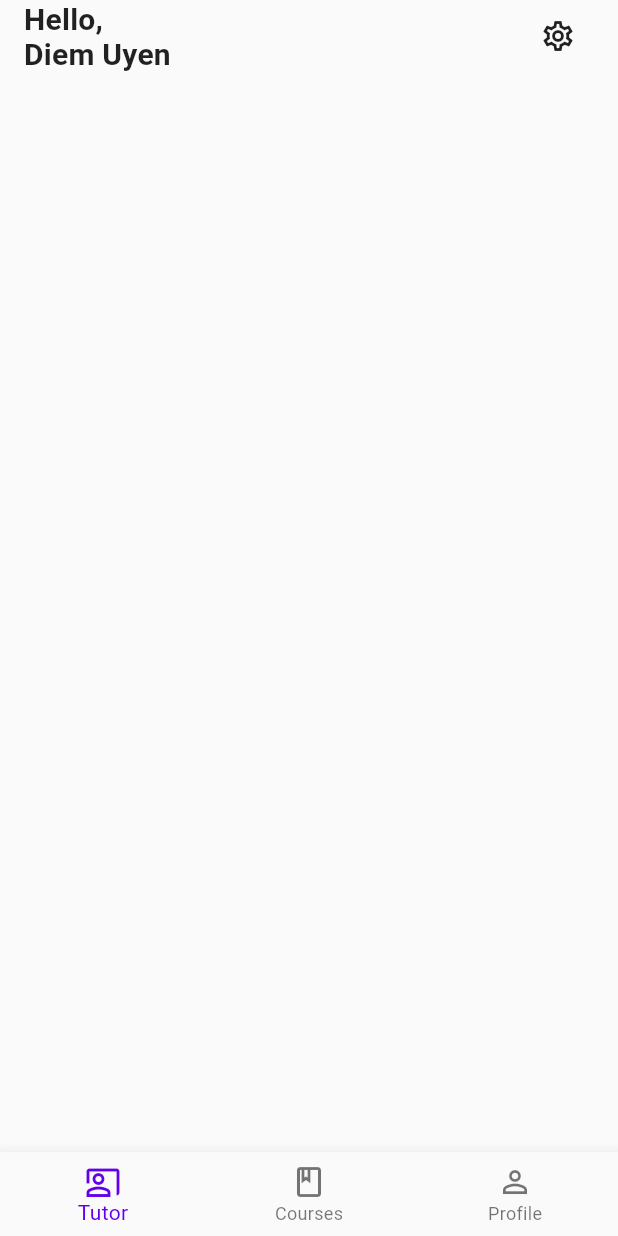
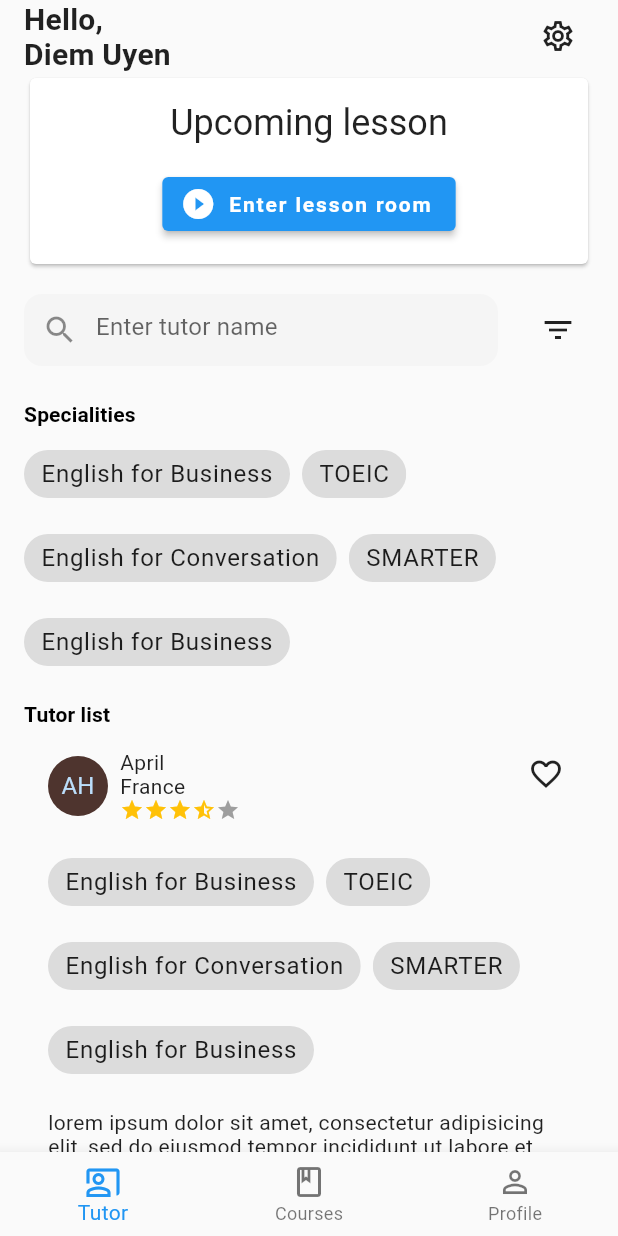
Before and after one commit to DiemUyen/CSC13118_LetTutor, a Flutter app: the screen it shows after launch, on a phone screen of 412 x 824 dp. Run offline on Flutter 3.47's test engine with Material 2 defaults, Android fonts, the phone set to English and light mode, and no system bars; drawn by our look-alikes of flutter_rating_bar; missing offline and left inert: flutter_rounded_date_picker.

Commit message:
Draft Tutor home page

```diff
--- a/let_tutor/lib/main.dart
+++ b/let_tutor/lib/main.dart
@@ -2,9 +2,11 @@
 import 'package:let_tutor/routes/authentication/forgot_password.dart';
 import 'package:let_tutor/routes/authentication/sign_in_form.dart';
 import 'package:let_tutor/routes/authentication/sign_up_form.dart';
+import 'package:let_tutor/routes/tutor/tutor_home_page.dart';
 import 'package:let_tutor/theme/custom_theme.dart';
 import 'package:let_tutor/widgets/bottom_nav_bar.dart';
 import 'package:let_tutor/widgets/transparent_app_bar.dart';
+import 'package:let_tutor/widgets/tutor_home_card.dart';
 
 void main() {
   runApp(const MyApp());
@@ -23,10 +25,14 @@
         child: Scaffold(
           bottomNavigationBar: const BottomNavBar(),
           body: Material(
-            child: Column(
-              children: const [
-                TransparentAppBar()
-              ],
+            child: SingleChildScrollView(
+              child: Column(
+                children: const [
+                  TransparentAppBar(),
+                  //TutorHomePage(),
+                  TutorHomePage()
+                ],
+              ),
             ),
           )
         ),
--- /dev/null
+++ b/let_tutor/lib/routes/tutor/tutor_home_page.dart
@@ -0,0 +1,244 @@
+import 'package:flutter/material.dart';
+import 'package:flutter_rounded_date_picker/flutter_rounded_date_picker.dart';
+import 'package:let_tutor/widgets/search_bar.dart';
+import 'package:let_tutor/widgets/tutor_home_card.dart';
+import 'package:intl/intl.dart';
+
+var crossAxisCount = 2;
+late double width;
+late double height;
+List<String> listNationalities = <String>['Vietnamese', 'America'];
+var datePicker = 'Select a day';
+var startTimePicker = 'Start time';
+var endTimePicker = 'End time';
+var visibilityFilter = false;
+
+class TutorHomePage extends StatefulWidget {
+  const TutorHomePage({Key? key}) : super(key: key);
+
+  @override
+  State<TutorHomePage> createState() => _TutorHomePageState();
+}
+
+class _TutorHomePageState extends State<TutorHomePage> {
+  @override
+  Widget build(BuildContext context) {
+    return LayoutBuilder(builder: (context, constraints) {
+      if (constraints.maxWidth > 800) {
+        crossAxisCount = 4;
+      } else {
+        crossAxisCount = 2;
+      }
+
+      width = constraints.maxWidth;
+      height = constraints.minHeight;
+
+      return SingleChildScrollView(
+        padding: const EdgeInsets.only(left: 16, top: 0, right: 16, bottom: 0),
+        child: Column(
+          crossAxisAlignment: CrossAxisAlignment.start,
+          children: [
+            // Upcoming lesson
+            Card(
+              child: SizedBox(
+                width: constraints.maxWidth,
+                child: Padding(
+                  padding: const EdgeInsets.all(16.0),
+                  child: Column(
+                    children: [
+                      Text("Upcoming lesson", style: Theme.of(context).textTheme.headline5,),
+                      Text(""),
+                      ElevatedButton.icon(onPressed: () {}, label: Text("Enter lesson room"), icon: Icon(Icons.play_circle_fill_outlined),)
+                    ],
+                  ),
+                ),
+              ),
+            ),
+            SizedBox(height: 16,),
+            Column(
+              children: [
+                Row(
+                  children: [
+                    // Search bar
+                    Expanded(
+                      flex: 1,
+                      child: SearchBar(hintText: 'Enter tutor name')
+                    ),
+                    SizedBox(width: 16,),
+                    // Filter
+                    IconButton(icon: Icon(Icons.filter_list_outlined), onPressed: () { setState(() {
+                      visibilityFilter = !visibilityFilter;
+                    }); },),
+                  ],
+                ),
+                const SizedBox(height: 8,),
+                Container(
+                  child: Visibility(
+                    visible: visibilityFilter,
+                    child: Column(
+                      children: [
+                        // Nationalities
+                        Container(
+                          decoration: BoxDecoration(
+                            color: Colors.grey[100],
+                            borderRadius: BorderRadius.circular(12),
+                          ),
+                          padding: EdgeInsets.symmetric(horizontal: 8),
+                          child: DropdownButton<String>(
+                            isExpanded: true,
+                            underline: Container(
+                              height: 0,
+                            ),
+                            value: listNationalities.first,
+                            items: listNationalities.map<DropdownMenuItem<String>>((String value) {
+                              return DropdownMenuItem<String>(value: value, child: Text(value));
+                            }).toList(),
+                            onChanged: (String? value) { }
+                          ),
+                        ),
+                        const SizedBox(height: 8,),
+                        // Day
+                        Container(
+                          decoration: BoxDecoration(
+                            color: Colors.grey[100],
+                            borderRadius: BorderRadius.circular(12),
+                          ),
+                          padding: EdgeInsets.symmetric(horizontal: 8),
+                          child: TextFormField(
+                            decoration: InputDecoration(
+                              icon: Icon(Icons.calendar_today_outlined, size: 20,),
+                              border: const OutlineInputBorder(
+                                borderSide: BorderSide.none,
+                              ),
+                              hintText: datePicker,
+                              hintStyle: TextStyle(color: Colors.black)
+                            ),
+                            readOnly: true,
+                            onTap: () async {
+                              DateTime? picked = await showRoundedDatePicker(
+                                context: context,
+                                initialDate: DateTime.now(),
+                                firstDate: DateTime.now(),
+                                lastDate: DateTime(DateTime.now().year + 1),
+                                borderRadius: 24
+                              );
+                              if (picked != null) {
+                                setState(() {
+                                  datePicker = DateFormat('dd/MM/yyyy').format(picked);
+                                });
+                              }
+                            },
+                          ),
+                        ),
+                        const SizedBox(height: 8,),
+                        // Start time
+                        Container(
+                          decoration: BoxDecoration(
+                            color: Colors.grey[100],
+                            borderRadius: BorderRadius.circular(12),
+                          ),
+                          child: TextFormField(
+                            decoration: InputDecoration(
+                                icon: Icon(Icons.access_time),
+                                border: const OutlineInputBorder(
+                                  borderSide: BorderSide.none,
+                                ),
+                                hintText: startTimePicker,
+                                hintStyle: TextStyle(color: Colors.black)
+                            ),
+                            readOnly: true,
+                            onTap: () async {
+                              TimeOfDay? picked = await showRoundedTimePicker(
+                                context: context,
+                                initialTime: TimeOfDay.now(),
+                              );
+                              if (picked != null) {
+                                setState(() {
+                                  startTimePicker = picked.format(context);
+                                });
+                              }
+                            },
+                          ),
+                        ),
+                        const SizedBox(height: 8,),
+                        // End time
+                        Container(
+                          decoration: BoxDecoration(
+                            color: Colors.grey[100],
+                            borderRadius: BorderRadius.circular(12),
+                          ),
+                          child: TextFormField(
+                            decoration: InputDecoration(
+                                icon: Icon(Icons.access_time),
+                                border: const OutlineInputBorder(
+                                  borderSide: BorderSide.none,
+                                ),
+                                hintText: endTimePicker,
+                                hintStyle: TextStyle(color: Colors.black)
+                            ),
+                            readOnly: true,
+                            onTap: () async {
+                              TimeOfDay? picked = await showRoundedTimePicker(
+                                context: context,
+                                initialTime: TimeOfDay.now(),
+                              );
+                              if (picked != null) {
+                                setState(() {
+                                  endTimePicker = picked.format(context);
+                                });
+                              }
+                            },
+                          ),
+                        )
+                      ],
+                    ),
+                  ),
+                )
+              ],
+            ),
+            SizedBox(height: 16,),
+            // Specialities
+            Text('Specialities', style: Theme.of(context).textTheme.subtitle2,),
+            SizedBox(height: 8,),
+            Wrap(
+                spacing: 8,
+                runSpacing: 8,
+                children: [
+                  FilterChip(label: Text('English for Business'), onSelected: (bool value) {  },),
+                  FilterChip(label: Text('TOEIC'), onSelected: (bool value) {  },),
+                  FilterChip(label: Text('English for Conversation'), onSelected: (bool value) {  },),
+                  FilterChip(label: Text('SMARTER'), onSelected: (bool value) {  },),
+                  FilterChip(label: Text('English for Business'), onSelected: (bool value) {  },),
+                ]
+            ),
+            SizedBox(height: 16,),
+            // Tutor list
+            Text('Tutor list', style: Theme.of(context).textTheme.subtitle2),
+            // GridView.builder(
+            //   shrinkWrap: true,
+            //   scrollDirection: Axis.vertical,
+            //   itemCount: 7,
+            //   gridDelegate: const SliverGridDelegateWithFixedCrossAxisCount(
+            //     crossAxisCount: 2,
+            //     //mainAxisSpacing: 8,
+            //     crossAxisSpacing: 16
+            //   ),
+            //   itemBuilder: (context, index) {
+            //     return TutorHomeCard();
+            //     //return Text('$width - $height');
+            //   },
+            // )
+            ListView.builder(
+              shrinkWrap: true,
+              scrollDirection: Axis.vertical,
+              itemCount: 7,
+              itemBuilder: (context, index) {
+                return TutorHomeCard();
+              },
+            )
+          ],
+        ),
+      );
+    });
+  }
+}
--- a/let_tutor/lib/theme/custom_theme.dart
+++ b/let_tutor/lib/theme/custom_theme.dart
@@ -5,6 +5,5 @@ class CustomTheme{
   static ThemeData lightTheme = ThemeData(
     fontFamily: 'Roboto',
     textTheme: CustomText.textTheme,
-    colorScheme: const ColorScheme.light()
   );
 }
--- /dev/null
+++ b/let_tutor/lib/widgets/search_bar.dart
@@ -0,0 +1,24 @@
+import 'package:flutter/material.dart';
+
+class SearchBar extends StatelessWidget {
+  const SearchBar({Key? key, required this.hintText}) : super(key: key);
+
+  final String hintText;
+
+  @override
+  Widget build(BuildContext context) {
+    return Container(
+      decoration: BoxDecoration(
+        color: Colors.grey[100],
+        borderRadius: BorderRadius.circular(12),
+      ),
+      child: TextFormField(
+        decoration: InputDecoration(
+            prefixIcon: Icon(Icons.search_outlined),
+            border: InputBorder.none,
+            hintText: hintText
+        ),
+      ),
+    );
+  }
+}
--- /dev/null
+++ b/let_tutor/lib/widgets/specialities.dart
@@ -0,0 +1,20 @@
+import 'package:flutter/material.dart';
+
+class Specialities extends StatelessWidget {
+  const Specialities({Key? key}) : super(key: key);
+
+  @override
+  Widget build(BuildContext context) {
+    return Wrap(
+        spacing: 8,
+        runSpacing: 8,
+        children: const [
+          Chip(label: Text('English for Business')),
+          Chip(label: Text('TOEIC')),
+          Chip(label: Text('English for Conversation')),
+          Chip(label: Text('SMARTER')),
+          Chip(label: Text('English for Business')),
+        ]
+    );
+  }
+}
--- /dev/null
+++ b/let_tutor/lib/widgets/star_rating.dart
@@ -0,0 +1,26 @@
+import 'package:flutter/material.dart';
+import 'package:flutter_rating_bar/flutter_rating_bar.dart';
+
+class StarRating extends StatelessWidget {
+  const StarRating({Key? key, required this.initialRating, required this.ignoreGestures, required this.ratingUpgrade}) : super(key: key);
+
+  final double initialRating;
+  final bool ignoreGestures;
+  final void Function(double) ratingUpgrade;
+
+  @override
+  Widget build(BuildContext context) {
+    return RatingBar(
+      initialRating: initialRating,
+      allowHalfRating: true,
+      ratingWidget: RatingWidget (
+          full: const Icon(Icons.star, color: Colors.amber,),
+          half: const Icon(Icons.star_half, color: Colors.amber,),
+          empty: const Icon(Icons.star, color: Colors.grey,)
+      ),
+      itemSize: 16,
+      onRatingUpdate: ratingUpgrade,
+      ignoreGestures: ignoreGestures,
+    );
+  }
+}
--- /dev/null
+++ b/let_tutor/lib/widgets/tutor_home_card.dart
@@ -0,0 +1,97 @@
+import 'package:flutter/material.dart';
+import 'package:let_tutor/widgets/specialities.dart';
+import 'package:let_tutor/widgets/star_rating.dart';
+
+class TutorHomeCard extends StatelessWidget {
+  const TutorHomeCard({Key? key}) : super(key: key);
+
+  @override
+  Widget build(BuildContext context) {
+    return Container(
+      child: Stack(
+        children: [
+          // Favorite
+          Container(
+            child: Positioned.fill(
+              top: 8,
+              right: 8,
+              child: Align(
+                alignment: Alignment.topRight,
+                child: IconButton(onPressed: () {}, icon: const Icon(Icons.favorite_border_outlined)),
+              ),
+            ),
+          ),
+          // Column
+          Container(
+            child: Padding(
+              padding: const EdgeInsets.all(16.0),
+              child: Column(
+                mainAxisAlignment: MainAxisAlignment.start,
+                children: [
+                  // Information tutor
+                  Row(
+                    children: [
+                      // Avatar
+                      CircleAvatar(
+                        backgroundColor: Colors.brown.shade800,
+                        child: const Text('AH'),
+                      ),
+                      const SizedBox(width: 8,),
+                      // Infor
+                      Column(
+                        crossAxisAlignment: CrossAxisAlignment.start,
+                        children: [
+                          // Name
+                          const Text("April"),
+                          Row(
+                            children: const [
+                              // Icon flag
+
+                              // Nationality
+                              Text("France"),
+                            ],
+                          ),
+                          // Rating star
+                          StarRating(
+                              initialRating: 3.5,
+                              ignoreGestures: true,
+                              ratingUpgrade: (double rating) {}
+                          )
+                        ],
+                      )
+                    ],
+                  ),
+                  const SizedBox(height: 16,),
+                  // Specialities
+                  const Align(
+                    alignment: Alignment.centerLeft,
+                    child: Specialities(),
+                  ),
+                  const SizedBox(height: 16,),
+                  // Text
+                  const Text('lorem ipsum dolor sit amet, consectetur adipisicing elit, sed do eiusmod tempor incididunt ut labore et dolore magna aliqua. Ut enim ad minim veniam, quis nostrud exercitation ullamco laboris nisi ut aliquip ex ea commodo consequat. Duis aute irure dolor in reprehenderit in voluptate velit esse cillum dolore eu fugiat nulla pariatur. Excepteur sint occaecat cupidatat non proident, sunt in culpa qui officia deserunt mollit anim id est laborum.'),
+                  const SizedBox(height: 32,),
+                ],
+              ),
+            ),
+          ),
+          // Button
+          Container(
+            child: Positioned.fill(
+              right: 8,
+              bottom: 8,
+              child: Align(
+                alignment: Alignment.bottomRight,
+                child: OutlinedButton.icon(
+                    onPressed: () {},
+                    icon: const Icon(Icons.edit_calendar_outlined),
+                    label: const Text("Book")
+                ),
+              ),
+            ),
+          )
+        ],
+      ),
+    );
+  }
+}
--- a/let_tutor/pubspec.yaml
+++ b/let_tutor/pubspec.yaml
@@ -34,6 +34,9 @@ dependencies:
   # The following adds the Cupertino Icons fonts to your application.
   # Use with the CupertinoIcons class for iOS style icons.
   cupertino_icons: ^1.0.2
+  flutter_rating_bar: ^4.0.1
+  flutter_rounded_date_picker: ^3.0.2
+  intl: ^0.17.0
 
 dev_dependencies:
   flutter_test:
```
Also changed, not shown: let_tutor/pubspec.lock.
